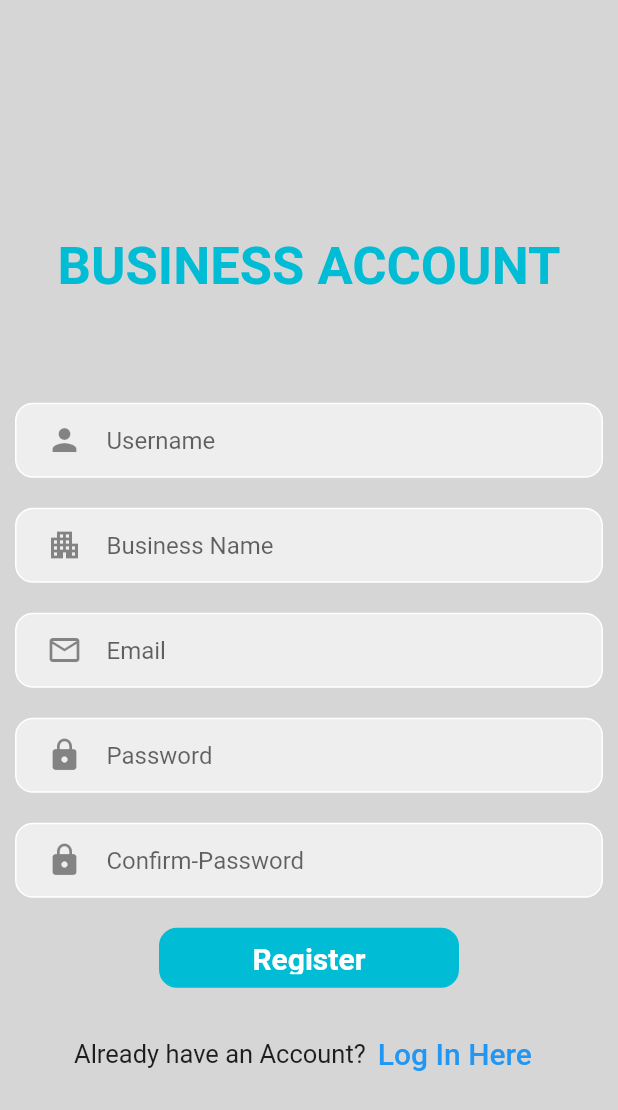
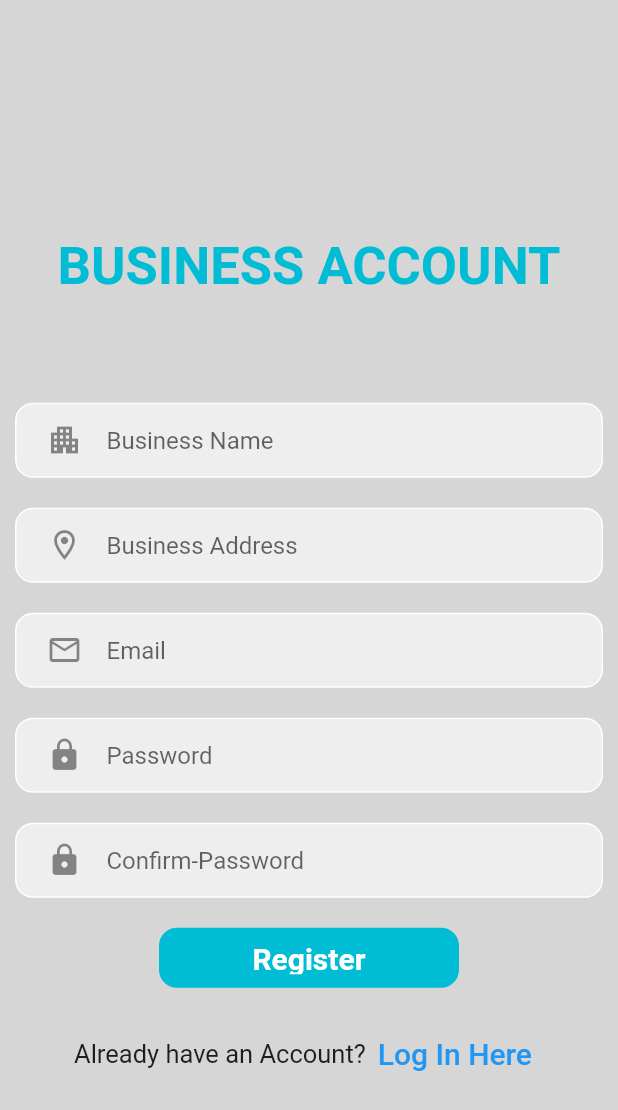
Before and after one commit to MobileAppDev-FoodPark/capstone2, a Flutter app: the BusinessAccount screen opened directly, on a phone screen of 412 x 824 dp. Shown: the top 1110 px of the screen. Run offline on Flutter 3.47's test engine with Material 2 defaults, Android fonts, the phone set to English and light mode, and no system bars; our stand-ins replace firebase_auth, firebase_core; accounts and stored records are empty.

Commit message:
edit username and add firetore

```diff
--- a/foodpark/lib/Pages/sign_up_business.dart
+++ b/foodpark/lib/Pages/sign_up_business.dart
@@ -55,8 +55,8 @@ class BusinessAccount extends StatelessWidget {
                       padding: const EdgeInsets.only(left: 20.0),
                       child: TextField(
                         decoration: InputDecoration(
-                            hintText: 'Username',
-                            icon: Icon(Icons.person),
+                            hintText: 'Business Name',
+                            icon: Icon(Icons.apartment),
                             border: InputBorder.none),
                       ),
                     ),
@@ -75,8 +75,8 @@ class BusinessAccount extends StatelessWidget {
                       padding: const EdgeInsets.only(left: 20.0),
                       child: TextField(
                         decoration: InputDecoration(
-                            hintText: 'Business Name',
-                            icon: Icon(Icons.apartment),
+                            hintText: 'Business Address',
+                            icon: Icon(Icons.location_on_outlined),
                             border: InputBorder.none),
                       ),
                     ),
--- a/foodpark/pubspec.yaml
+++ b/foodpark/pubspec.yaml
@@ -38,6 +38,7 @@ dependencies:
   google_fonts:
   firebase_core: ^1.22.0
   firebase_auth: ^3.9.0
+  cloud_firestore: ^3.5.1
 
 dev_dependencies:
   flutter_test:
```
Also changed, not shown: foodpark/pubspec.lock, 2 other files.
